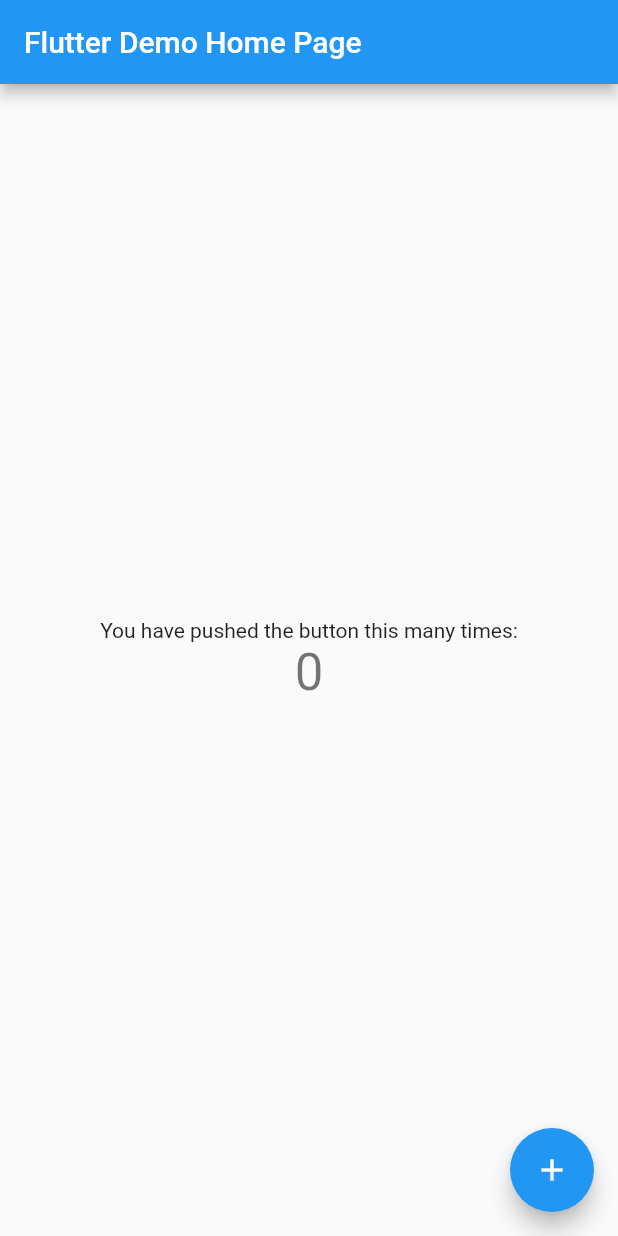
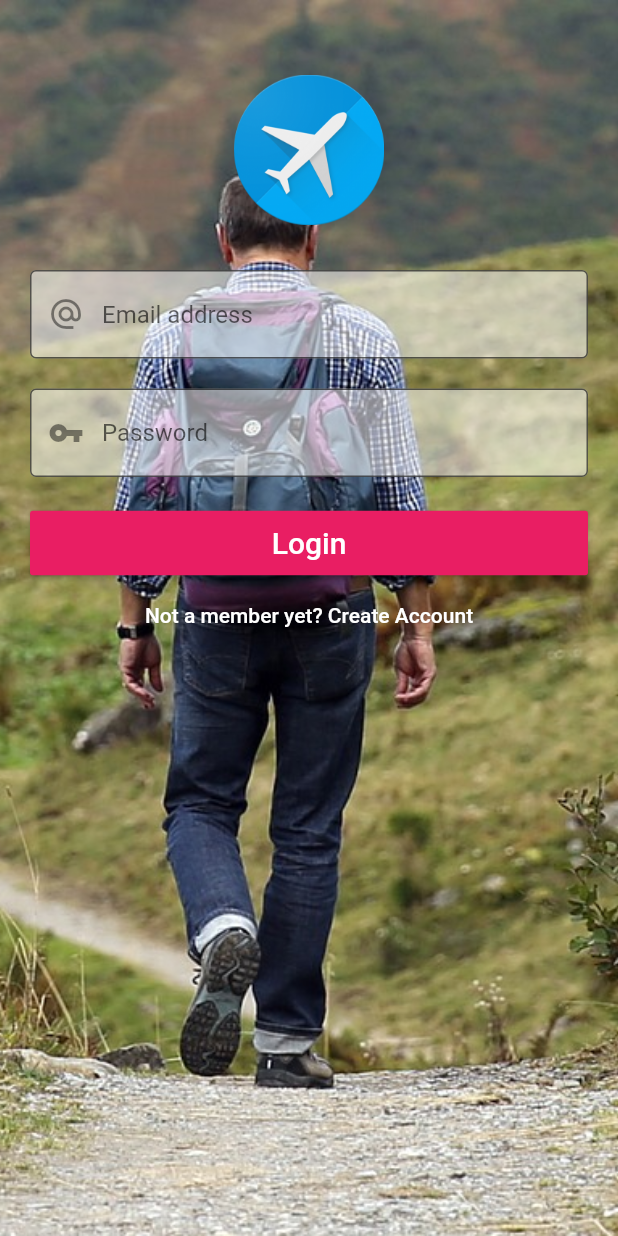
Before and after one commit to lohanidamodar/flutter_lessons, a Flutter app: the screen it shows after launch, on a phone screen of 412 x 824 dp. Run offline on Flutter 3.47's test engine with Material 2 defaults, Android fonts, the phone set to English and light mode, and no system bars.

Commit message:
lesson 1 demo complete

```diff
--- /dev/null
+++ b/lesson_1/lib/login.dart
@@ -0,0 +1,80 @@
+import 'package:flutter/material.dart';
+import './signup.dart';
+import './home.dart';
+
+class LoginPage extends StatelessWidget {
+  final String logo = "assets/logo.png";
+  final String background = "assets/login_back.jpg";
+
+  @override
+  Widget build(BuildContext context) {
+    return Scaffold(
+      body: Container(
+        height: double.infinity,
+        decoration: BoxDecoration(
+          image: DecorationImage(
+            image: AssetImage(background,),
+            fit: BoxFit.cover
+          )
+        ),
+        child: SingleChildScrollView(
+          padding: EdgeInsets.all(20.0),
+          child: Column(
+            children: <Widget>[
+              SizedBox(height: 30.0,),
+              Image.asset(logo, height: 100,),
+              SizedBox(height: 30.0,),
+              TextField(
+                decoration: InputDecoration(
+                  border: OutlineInputBorder(),
+                  hintText: "Email address",
+                  prefixIcon: Icon(Icons.alternate_email),
+                  fillColor: Colors.white54,
+                  filled: true
+                ),
+              ),
+              SizedBox(height: 20.0,),
+              TextField(
+                obscureText: true,
+                decoration: InputDecoration(
+                  border: OutlineInputBorder(),
+                  hintText: "Password",
+                  prefixIcon: Icon(Icons.vpn_key),
+                  fillColor: Colors.white54,
+                  filled: true
+                ),
+              ),
+              SizedBox(height: 20.0,),
+              SizedBox(
+                width: double.infinity,
+                child: RaisedButton(
+                  padding: EdgeInsets.symmetric(vertical: 10.0),
+                  color: Theme.of(context).primaryColor,
+                  onPressed: (){
+                    Navigator.pushReplacement(context, MaterialPageRoute(
+                      builder: (BuildContext context)=>HomePage()
+                    ));
+                  },
+                  child: Text("Login", style: TextStyle(
+                    color: Colors.white,
+                    fontSize: 20.0
+                  )),
+                ),
+              ),
+              MaterialButton(
+                onPressed: (){
+                  Navigator.push(context, MaterialPageRoute(
+                    builder: (BuildContext context)=>SignupPage()
+                  ));
+                },
+                child: Text("Not a member yet? Create Account", style: TextStyle(
+                  color: Colors.white
+                )),
+              )
+            ],
+          ),
+        ),
+      ),
+    );
+  }
+}
--- a/lesson_1/lib/main.dart
+++ b/lesson_1/lib/main.dart
@@ -1,111 +1,17 @@
 import 'package:flutter/material.dart';
+import './login.dart';
 
-void main() => runApp(MyApp());
+void main() => runApp(LoginApp());
 
-class MyApp extends StatelessWidget {
-  // This widget is the root of your application.
+class LoginApp extends StatelessWidget {
   @override
   Widget build(BuildContext context) {
     return MaterialApp(
       title: 'Flutter Demo',
       theme: ThemeData(
-        // This is the theme of your application.
-        //
-        // Try running your application with "flutter run". You'll see the
-        // application has a blue toolbar. Then, without quitting the app, try
-        // changing the primarySwatch below to Colors.green and then invoke
-        // "hot reload" (press "r" in the console where you ran "flutter run",
-        // or simply save your changes to "hot reload" in a Flutter IDE).
-        // Notice that the counter didn't reset back to zero; the application
-        // is not restarted.
-        primarySwatch: Colors.blue,
+        primarySwatch: Colors.pink,
       ),
-      home: MyHomePage(title: 'Flutter Demo Home Page'),
+      home: LoginPage(),
     );
   }
 }
-
-class MyHomePage extends StatefulWidget {
-  MyHomePage({Key key, this.title}) : super(key: key);
-
-  // This widget is the home page of your application. It is stateful, meaning
-  // that it has a State object (defined below) that contains fields that affect
-  // how it looks.
-
-  // This class is the configuration for the state. It holds the values (in this
-  // case the title) provided by the parent (in this case the App widget) and
-  // used by the build method of the State. Fields in a Widget subclass are
-  // always marked "final".
-
-  final String title;
-
-  @override
-  _MyHomePageState createState() => _MyHomePageState();
-}
-
-class _MyHomePageState extends State<MyHomePage> {
-  int _counter = 0;
-
-  void _incrementCounter() {
-    setState(() {
-      // This call to setState tells the Flutter framework that something has
-      // changed in this State, which causes it to rerun the build method below
-      // so that the display can reflect the updated values. If we changed
-      // _counter without calling setState(), then the build method would not be
-      // called again, and so nothing would appear to happen.
-      _counter++;
-    });
-  }
-
-  @override
-  Widget build(BuildContext context) {
-    // This method is rerun every time setState is called, for instance as done
-    // by the _incrementCounter method above.
-    //
-    // The Flutter framework has been optimized to make rerunning build methods
-    // fast, so that you can just rebuild anything that needs updating rather
-    // than having to individually change instances of widgets.
-    return Scaffold(
-      appBar: AppBar(
-        // Here we take the value from the MyHomePage object that was created by
-        // the App.build method, and use it to set our appbar title.
-        title: Text(widget.title),
-      ),
-      body: Center(
-        // Center is a layout widget. It takes a single child and positions it
-        // in the middle of the parent.
-        child: Column(
-          // Column is also layout widget. It takes a list of children and
-          // arranges them vertically. By default, it sizes itself to fit its
-          // children horizontally, and tries to be as tall as its parent.
-          //
-          // Invoke "debug painting" (press "p" in the console, choose the
-          // "Toggle Debug Paint" action from the Flutter Inspector in Android
-          // Studio, or the "Toggle Debug Paint" command in Visual Studio Code)
-          // to see the wireframe for each widget.
-          //
-          // Column has various properties to control how it sizes itself and
-          // how it positions its children. Here we use mainAxisAlignment to
-          // center the children vertically; the main axis here is the vertical
-          // axis because Columns are vertical (the cross axis would be
-          // horizontal).
-          mainAxisAlignment: MainAxisAlignment.center,
-          children: <Widget>[
-            Text(
-              'You have pushed the button this many times:',
-            ),
-            Text(
-              '$_counter',
-              style: Theme.of(context).textTheme.display1,
-            ),
-          ],
-        ),
-      ),
-      floatingActionButton: FloatingActionButton(
-        onPressed: _incrementCounter,
-        tooltip: 'Increment',
-        child: Icon(Icons.add),
-      ), // This trailing comma makes auto-formatting nicer for build methods.
-    );
-  }
-}
--- a/lesson_1/pubspec.yaml
+++ b/lesson_1/pubspec.yaml
@@ -37,7 +37,8 @@ flutter:
   uses-material-design: true
 
   # To add assets to your application, add an assets section, like this:
-  # assets:
+  assets:
+    - assets/
   #  - images/a_dot_burr.jpeg
   #  - images/a_dot_ham.jpeg
 
```
Also changed, not shown: lesson_1/lib/home.dart (added, +41 -0 lines), lesson_1/lib/signup.dart (added, +103 -0 lines), lesson_1/assets/login_back.jpg (added), lesson_1/assets/logo.png (added).
